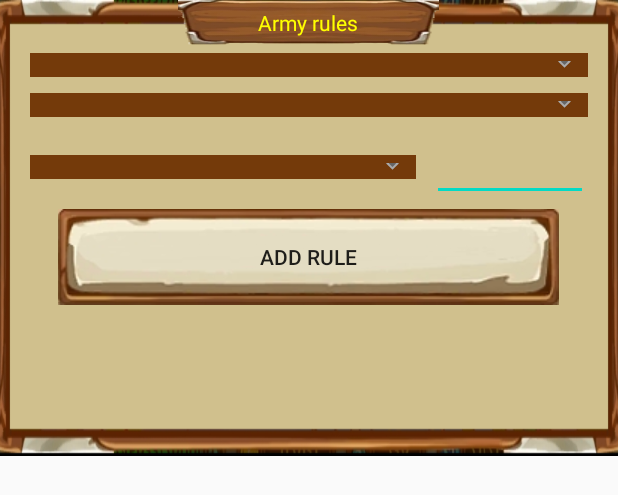
After one commit to konkath/BravelandHeroesCalculator, an Android app: the layout dialog_rule.xml on its own in the app's theme, with its tools: preview values and no code run, on a phone screen of 412 x 824 dp. The commit adds this screen. Shown: the top 495 px of the screen. Run offline under Robolectric (Android 15) with nearby library versions, the phone set to English and light mode, and no system bars.

Commit message:
Add layout for rules

```diff
--- /dev/null
+++ b/app/src/main/res/drawable/spinner_drawable.xml
@@ -0,0 +1,37 @@
+<?xml version="1.0" encoding="utf-8"?>
+<layer-list xmlns:android="http://schemas.android.com/apk/res/android">
+    <item>
+        <color android:color="@color/colorSpinnerBackground" />
+    </item>
+    <item
+        android:gravity="center_vertical|right"
+        android:right="8dp">
+        <layer-list>
+            <item
+                android:width="6dp"
+                android:height="6dp"
+                android:bottom="5dp"
+                android:gravity="center">
+                <rotate
+                    android:fromDegrees="45"
+                    android:toDegrees="45">
+                    <shape android:shape="rectangle">
+                        <solid android:color="#666666" />
+                        <stroke
+                            android:width="1dp"
+                            android:color="#aaaaaa" />
+                    </shape>
+                </rotate>
+            </item>
+            <item
+                android:width="15dp"
+                android:height="5dp"
+                android:bottom="11dp"
+                android:gravity="center">
+                <shape android:shape="rectangle">
+                    <solid android:color="@color/colorSpinnerBackground" />
+                </shape>
+            </item>
+        </layer-list>
+    </item>
+</layer-list>
--- /dev/null
+++ b/app/src/main/res/layout/dialog_rule.xml
@@ -0,0 +1,83 @@
+<?xml version="1.0" encoding="utf-8"?>
+<LinearLayout xmlns:android="http://schemas.android.com/apk/res/android"
+    xmlns:tools="http://schemas.android.com/tools"
+    android:layout_width="wrap_content"
+    android:layout_height="wrap_content"
+    android:background="@drawable/ui_background_medium"
+    android:orientation="vertical"
+    tools:context=".army.rules.layouts.RuleDialog">
+
+    <TextView
+        android:id="@+id/textView4"
+        android:layout_width="wrap_content"
+        android:layout_height="30sp"
+        android:layout_gravity="center"
+        android:background="@drawable/ui_text_plate"
+        android:gravity="center"
+        android:text="@string/army_rules_text"
+        android:textColor="@color/colorFont" />
+
+    <Spinner
+        android:id="@+id/ruleSpinner"
+        android:layout_width="match_parent"
+        android:layout_height="wrap_content"
+        android:layout_marginStart="20dp"
+        android:layout_marginTop="5dp"
+        android:layout_marginEnd="20dp"
+        android:layout_marginBottom="5dp"
+        android:background="@drawable/spinner_drawable"
+        android:popupBackground="@drawable/ui_unit_info" />
+
+    <Spinner
+        android:id="@+id/typeSpinner"
+        android:layout_width="match_parent"
+        android:layout_height="wrap_content"
+        android:layout_marginStart="20dp"
+        android:layout_marginTop="5dp"
+        android:layout_marginEnd="20dp"
+        android:layout_marginBottom="5dp"
+        android:background="@drawable/spinner_drawable"
+        android:popupBackground="@drawable/ui_unit_info" />
+
+    <LinearLayout
+        android:layout_width="match_parent"
+        android:layout_height="match_parent"
+        android:layout_marginStart="20dp"
+        android:layout_marginTop="5dp"
+        android:layout_marginEnd="20dp"
+        android:layout_marginBottom="5dp"
+        android:orientation="horizontal">
+
+        <Spinner
+            android:id="@+id/operationSpinner"
+            android:layout_width="match_parent"
+            android:layout_height="wrap_content"
+            android:layout_gravity="center"
+            android:layout_marginEnd="5dp"
+            android:layout_weight="1"
+            android:background="@drawable/spinner_drawable"
+            android:popupBackground="@drawable/ui_unit_info" />
+
+        <EditText
+            android:id="@+id/ruleValue"
+            android:layout_width="wrap_content"
+            android:layout_height="wrap_content"
+            android:layout_marginStart="5dp"
+            android:layout_weight="1"
+            android:ems="10"
+            android:gravity="center"
+            android:importantForAutofill="no"
+            android:inputType="number"
+            tools:ignore="LabelFor" />
+
+    </LinearLayout>
+
+    <Button
+        android:id="@+id/addRuleButton"
+        android:layout_width="wrap_content"
+        android:layout_height="wrap_content"
+        android:layout_gravity="center"
+        android:background="@drawable/ui_button"
+        android:text="@string/add_rule_button" />
+
+</LinearLayout>
--- a/app/src/main/res/values/colors.xml
+++ b/app/src/main/res/values/colors.xml
@@ -5,4 +5,5 @@
     <color name="colorPrimary">#6200EE</color>
     <color name="colorPrimaryDark">#3700B3</color>
     <color name="colorAccent">#03DAC5</color>
+    <color name="colorSpinnerBackground">#743a0a</color>
 </resources>
--- a/app/src/main/res/values/strings.xml
+++ b/app/src/main/res/values/strings.xml
@@ -4,6 +4,9 @@
     <string name="select_language_text">Change Language</string>
     <string name="filter_type_text">Type filter</string>
     <string name="filter_clan_text">Clan filter</string>
+    <string name="add_rule_button">Add rule</string>
+    <string name="army_rules_text">Army rules</string>
+    <string name="rule_description_text">Create new rule in army</string>
     <string name="sort_text">Sort</string>
 
     <!--Rule.Operator-->
```
Also changed, not shown: app/src/main/java/com/soltysdev/bravelandheroescalculator/army/rules/layouts/RuleDialog.java (added, +199 -0 lines), app/src/main/java/com/soltysdev/bravelandheroescalculator/army/rules/layouts/RuleRow.java (added, +53 -0 lines), app/src/main/java/com/soltysdev/bravelandheroescalculator/army/rules/layouts/RulesView.java (added, +65 -0 lines), app/src/main/java/com/soltysdev/bravelandheroescalculator/army/rules/layouts/SpinnerAdapter.java (added, +61 -0 lines), app/src/main/res/layout/view_rule.xml (added, +24 -0 lines), app/src/main/res/layout/view_rules.xml (added, +39 -0 lines), app/src/main/res/drawable-v24/ui_background_medium.png (added).
